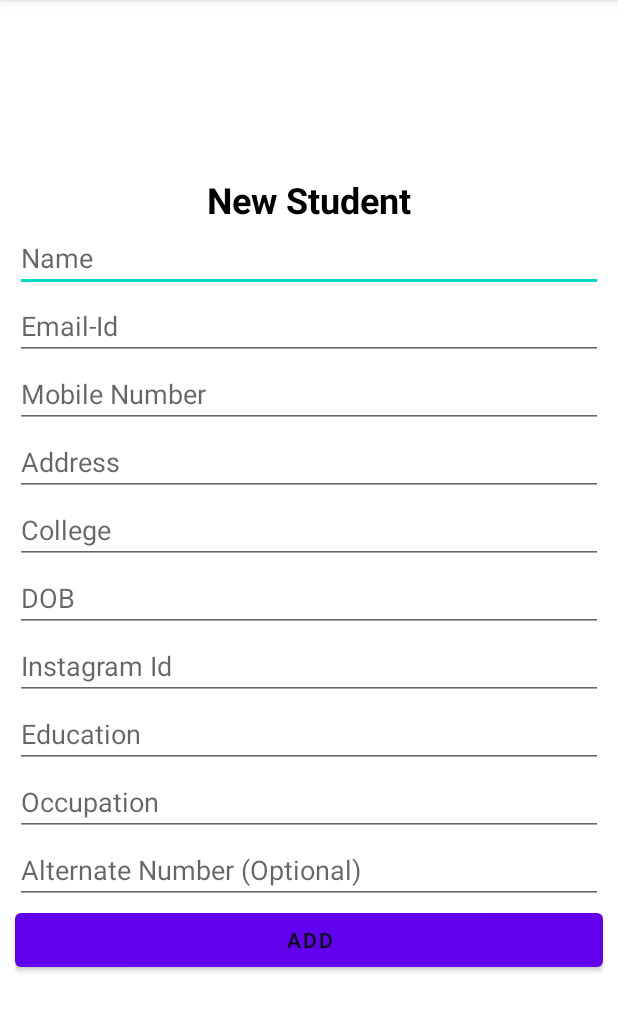
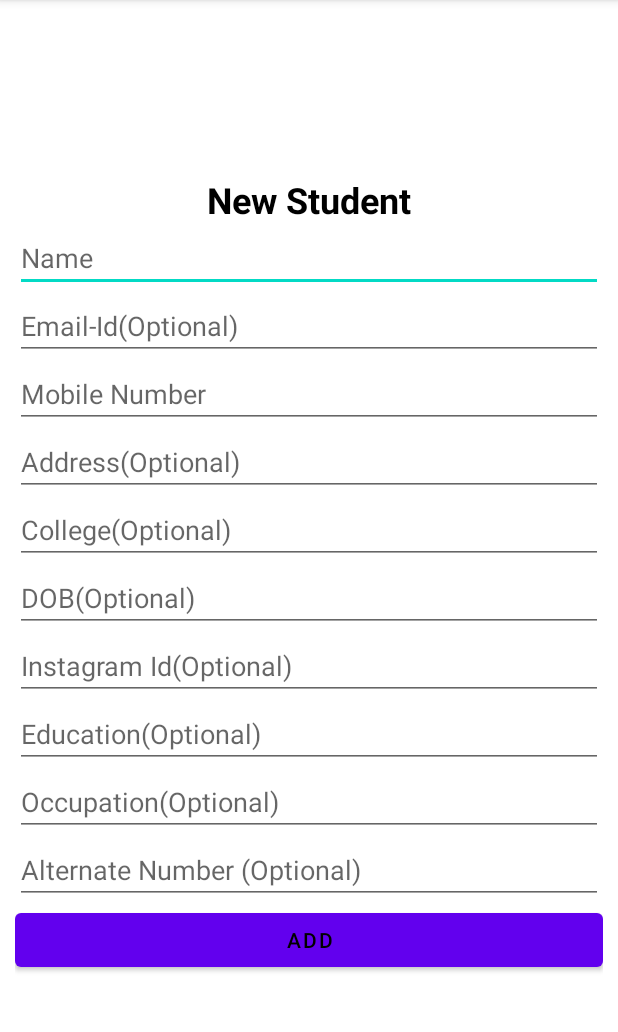
Before and after one commit to SanjaySargam/ISKCON, an Android app: the StudentRegistrationActivity screen opened directly, with no data from a screen before it, on a phone screen of 412 x 824 dp, the part 84-1116 px from its top. Run offline under Robolectric (Android 15) with nearby library versions, the light colour scheme and no system bars.

Commit message:
validaion only to name and email

```diff
--- a/app/src/main/res/layout/activity_student_registration.xml
+++ b/app/src/main/res/layout/activity_student_registration.xml
@@ -32,7 +32,7 @@
             android:id="@+id/etEmail"
             android:layout_width="match_parent"
             android:layout_height="wrap_content"
-            android:hint="Email-Id"
+            android:hint="Email-Id(Optional)"
             android:inputType="textEmailAddress"
             />
         <EditText
@@ -46,42 +46,42 @@
             android:id="@+id/etAddress"
             android:layout_width="match_parent"
             android:layout_height="wrap_content"
-            android:hint="Address"
+            android:hint="Address(Optional)"
             android:inputType="text"
             />
         <EditText
             android:id="@+id/etCollege"
             android:layout_width="match_parent"
             android:layout_height="wrap_content"
-            android:hint="College"
+            android:hint="College(Optional)"
             android:inputType="text"
             />
         <EditText
             android:id="@+id/etDOB"
             android:layout_width="match_parent"
             android:layout_height="wrap_content"
-            android:hint="DOB"
+            android:hint="DOB(Optional)"
             android:inputType="date"
             />
         <EditText
             android:id="@+id/etInsta"
             android:layout_width="match_parent"
             android:layout_height="wrap_content"
-            android:hint="Instagram Id"
+            android:hint="Instagram Id(Optional)"
             android:inputType="text"
             />
         <EditText
             android:id="@+id/etEducation"
             android:layout_width="match_parent"
             android:layout_height="wrap_content"
-            android:hint="Education"
+            android:hint="Education(Optional)"
             android:inputType="text"
             />
         <EditText
             android:id="@+id/etOccupation"
             android:layout_width="match_parent"
             android:layout_height="wrap_content"
-            android:hint="Occupation"
+            android:hint="Occupation(Optional)"
             android:inputType="text"
             />
         <EditText
```
Also changed, not shown: app/src/main/java/com/example/iskcon/StudentRegistrationActivity.kt (+0 -28 lines).
